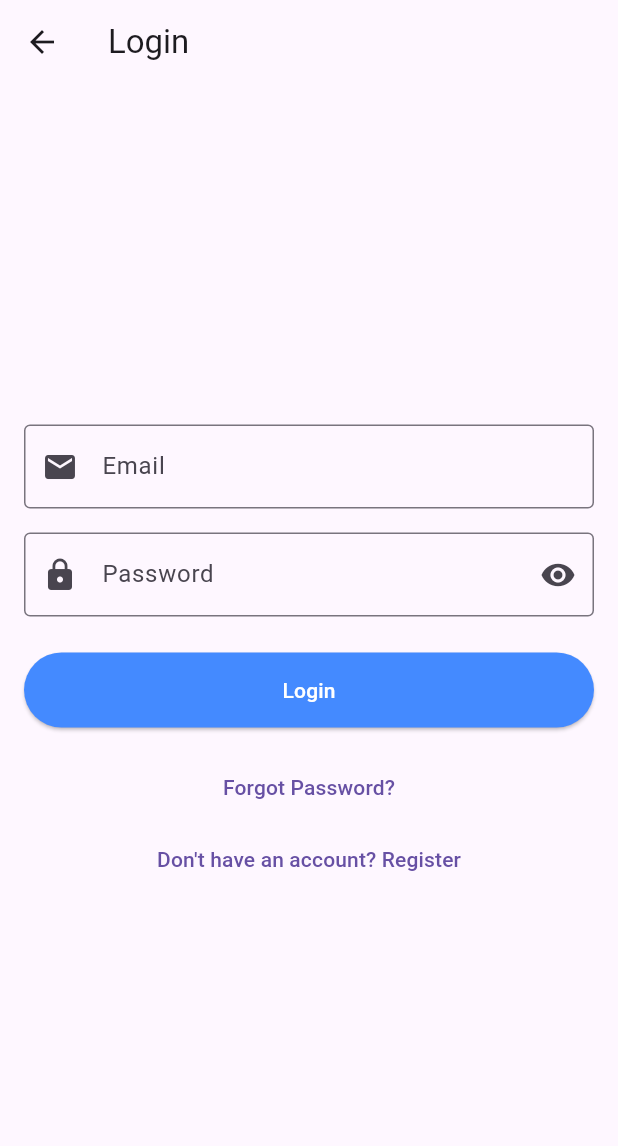
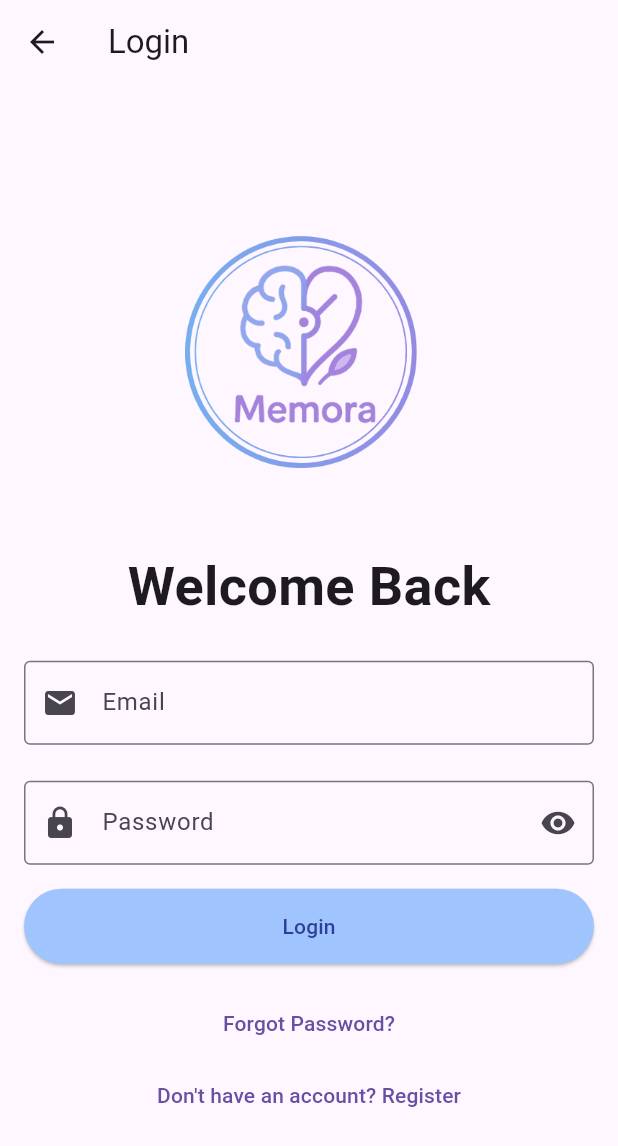
Before and after one commit to thevindu02/Memora-Dimensia-Care, a Flutter app: the screen it shows after launch, on a phone screen of 412 x 824 dp. Shown: the top 1146 px of the screen. Run offline on Flutter 3.47's test engine with Material 3 defaults, Android fonts, the phone set to English and light mode, and no system bars; our stand-ins replace go_router, shared_preferences.

Commit message:
Fixed login screen

```diff
--- a/mobile_app/lib/screens/auth/login_screen.dart
+++ b/mobile_app/lib/screens/auth/login_screen.dart
@@ -92,12 +92,28 @@ class _LoginScreenState extends State<LoginScreen> {
         title: const Text('Login'),
       ),
       body: Padding(
-        padding: const EdgeInsets.all(16.0),
+        padding: const EdgeInsets.fromLTRB(16, 0, 16, 16),
         child: Form(
           key: _formKey,
           child: Column(
             mainAxisAlignment: MainAxisAlignment.center,
             children: [
+              Image.asset(
+                'assets/images/light_logo.png', // Replace with your actual logo path
+                width: 240,
+                height: 240,
+                fit: BoxFit.contain,
+              ),
+              const SizedBox(height: 16),
+              Text(
+                'Welcome Back',
+                style: TextStyle(
+                  fontSize: 36,
+                  fontWeight: FontWeight.bold,
+                ),
+              ),
+
+              const SizedBox(height: 24),
               // Email field
               TextFormField(
                 controller: _emailController,
@@ -118,7 +134,7 @@ class _LoginScreenState extends State<LoginScreen> {
                   return null;
                 },
               ),
-              const SizedBox(height: 16),
+              const SizedBox(height: 24),
 
               // Password field
               TextFormField(
@@ -148,7 +164,7 @@ class _LoginScreenState extends State<LoginScreen> {
                   return null;
                 },
               ),
-              const SizedBox(height: 24),
+              const SizedBox(height: 16),
 
               // Login button
               SizedBox(
@@ -157,8 +173,8 @@ class _LoginScreenState extends State<LoginScreen> {
                 child: ElevatedButton(
                   onPressed: _isLoading ? null : _handleLogin,
                   style: ElevatedButton.styleFrom(
-                    backgroundColor: Colors.blueAccent,
-                    foregroundColor: Colors.white,// Use backgroundColor here
+                    backgroundColor: Color(0xFFA0C4FD),
+                    foregroundColor: Color(0xFF2B3F99),// Use backgroundColor here
                   ),
                   child: _isLoading
                       ? const CircularProgressIndicator(color: Colors.white)
--- a/mobile_app/lib/services/auth_service.dart
+++ b/mobile_app/lib/services/auth_service.dart
@@ -8,7 +8,7 @@ class AuthService {
   static const String _roleKey = 'user_role';
   static const String _tokenKey = 'auth_token';
 
-  static const String baseUrl = 'http://172.20.10.10:8080/api/auth';
+  static const String baseUrl = 'http://192.168.8.110:8080/api/auth';
 
   static String? currentUserRole;
   static bool isLoggedIn = false;
```
